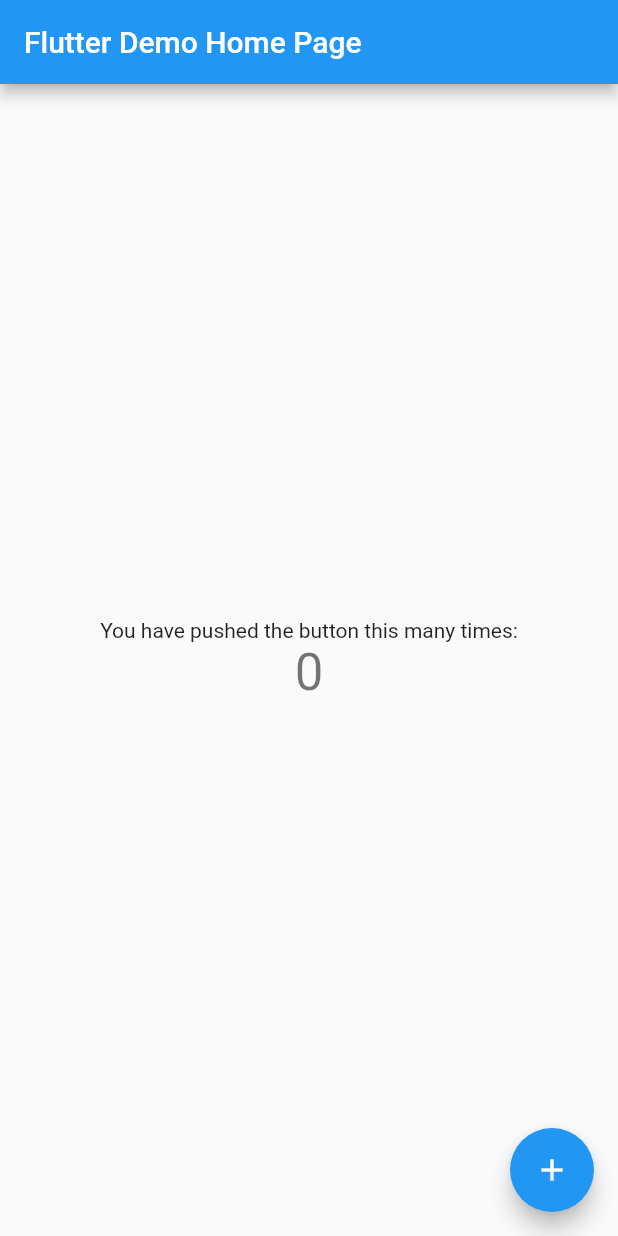
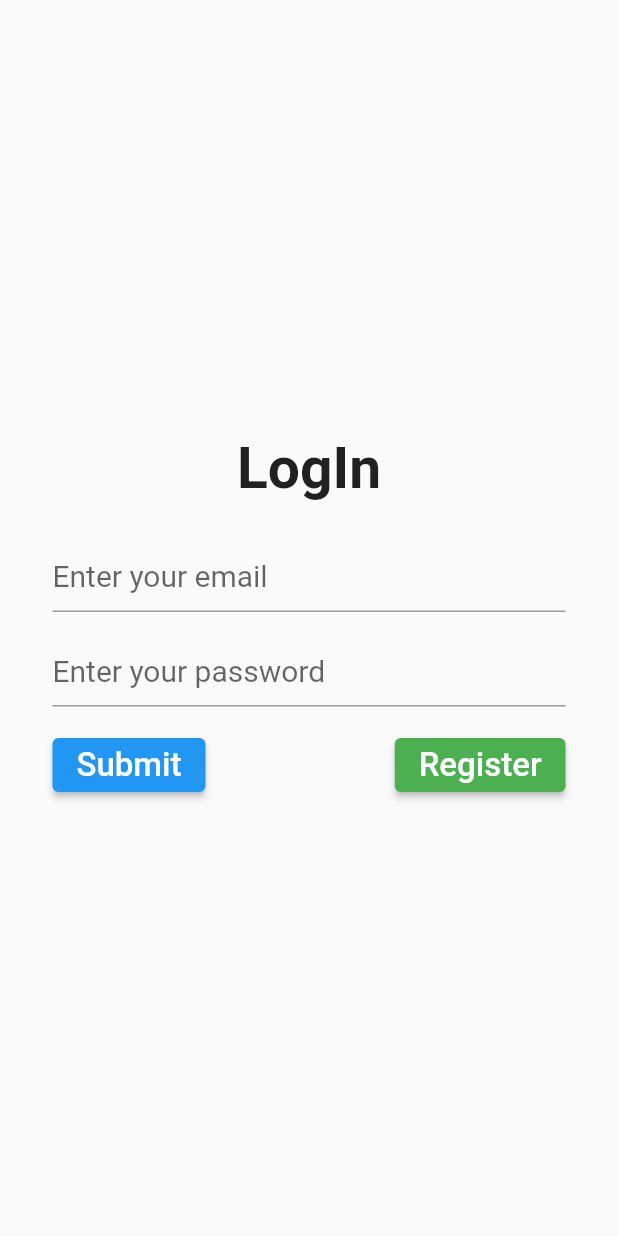
Before and after one commit to dhruvroytalukdar/geotrackerapp, a Flutter app: the screen it shows after launch, on a phone screen of 412 x 824 dp. Run offline on Flutter 3.47's test engine with Material 2 defaults, Android fonts, the phone set to English and light mode, and no system bars; our stand-ins replace firebase_auth, firebase_core, geolocator, google_maps_flutter; accounts and stored records are empty.

Commit message:
firebase added , login implemented

```diff
--- /dev/null
+++ b/lib/components/login_screen/content_section.dart
@@ -0,0 +1,59 @@
+import 'package:flutter/material.dart';
+import 'package:geotrackerapp/components/login_screen/form_section.dart';
+import 'package:geotrackerapp/components/login_screen/top_section.dart';
+
+class ContentSection extends StatefulWidget {
+  const ContentSection({Key? key}) : super(key: key);
+
+  @override
+  State<ContentSection> createState() => _ContentSectionState();
+}
+
+class _ContentSectionState extends State<ContentSection> {
+  TextEditingController emailController = TextEditingController();
+  TextEditingController passwordController = TextEditingController();
+  bool isSubmitting = false;
+  String? error;
+
+  @override
+  void dispose() {
+    // Clean up the controller when the widget is disposed.
+    emailController.dispose();
+    passwordController.dispose();
+    super.dispose();
+  }
+
+  changeState(String? errorText) {
+    setState(() {
+      isSubmitting = !isSubmitting;
+      error = errorText;
+    });
+  }
+
+  @override
+  Widget build(BuildContext context) {
+    return SafeArea(
+      child: SizedBox(
+        height: double.infinity,
+        width: double.infinity,
+        child: Padding(
+          padding: const EdgeInsets.symmetric(horizontal: 35.0),
+          child: Column(
+            mainAxisAlignment: MainAxisAlignment.center,
+            crossAxisAlignment: CrossAxisAlignment.center,
+            children: [
+              if (!isSubmitting) TopComponent(error: error),
+              if (!isSubmitting)
+                FormComponent(
+                  emailController: emailController,
+                  passwordController: passwordController,
+                  changeState: changeState,
+                ),
+              if (isSubmitting) const CircularProgressIndicator(),
+            ],
+          ),
+        ),
+      ),
+    );
+  }
+}
--- /dev/null
+++ b/lib/components/login_screen/form_section.dart
@@ -0,0 +1,136 @@
+import 'package:firebase_auth/firebase_auth.dart';
+import 'package:flutter/material.dart';
+
+class FormComponent extends StatefulWidget {
+  final TextEditingController emailController;
+  final TextEditingController passwordController;
+  final Function changeState;
+  const FormComponent({
+    Key? key,
+    required this.emailController,
+    required this.passwordController,
+    required this.changeState,
+  }) : super(key: key);
+
+  @override
+  State<FormComponent> createState() => _FormComponentState();
+}
+
+class _FormComponentState extends State<FormComponent> {
+  final _formKey = GlobalKey<FormState>();
+  String? error;
+
+  setError(String? text) {
+    widget.changeState(text);
+  }
+
+  @override
+  Widget build(BuildContext context) {
+    return Form(
+      key: _formKey,
+      child: Column(
+        children: [
+          TextFormField(
+            controller: widget.emailController,
+            decoration: const InputDecoration(
+              hintText: 'Enter your email',
+            ),
+            style: const TextStyle(fontSize: 20.0),
+            validator: (String? text) {
+              if (text == null || text.isEmpty) {
+                return "The field is empty";
+              }
+              bool emailValid = RegExp(
+                      r"^[a-zA-Z0-9.a-zA-Z0-9.!#$%&'*+-/=?^_`{|}~]+@[a-zA-Z0-9]+\.[a-zA-Z]+")
+                  .hasMatch(text);
+              if (emailValid == false) {
+                return "The value is not a valid email";
+              }
+              return null;
+            },
+          ),
+          const SizedBox(
+            height: 15.0,
+          ),
+          TextFormField(
+            controller: widget.passwordController,
+            decoration: const InputDecoration(
+              hintText: 'Enter your password',
+            ),
+            style: const TextStyle(fontSize: 20.0),
+            validator: (String? text) {
+              if (text == null || text.isEmpty) {
+                return "The field is empty";
+              }
+              if (text.length < 6) {
+                return "Please enter a password of minimum length 6";
+              }
+              return null;
+            },
+          ),
+          const SizedBox(
+            height: 15.0,
+          ),
+          Row(
+            mainAxisAlignment: MainAxisAlignment.spaceBetween,
+            children: [
+              ElevatedButton(
+                onPressed: () async {
+                  if (_formKey.currentState!.validate()) {
+                    // If the form is valid, display a snackbar. In the real world,
+                    // you'd often call a server or save the information in a database.
+
+                    widget.changeState(null);
+                    String? temp;
+                    try {
+                      await FirebaseAuth.instance.signInWithEmailAndPassword(
+                        email: widget.emailController.text,
+                        password: widget.passwordController.text,
+                      );
+                      temp = null;
+                    } on FirebaseAuthException catch (e) {
+                      if (e.code == 'weak-password') {
+                        print('The password provided is too weak.');
+                        temp = 'The password provided is too weak.';
+                      } else if (e.code == 'email-already-in-use') {
+                        print('The account already exists for that email.');
+                        temp = 'The account already exists for that email.';
+                      } else if (e.code == "user-not-found") {
+                        print('The account does not exists.');
+                        temp = 'The account does not exists.';
+                      }
+                    } catch (e) {
+                      print(e.toString());
+                      temp = e.toString();
+                    }
+                    widget.changeState(temp);
+                  }
+                },
+                child: const Text(
+                  "Submit",
+                  style: TextStyle(
+                    fontSize: 22.0,
+                  ),
+                ),
+              ),
+              ElevatedButton(
+                onPressed: () {
+                  Navigator.pushNamed(context, '/register');
+                },
+                style: ElevatedButton.styleFrom(
+                  primary: Colors.green,
+                ),
+                child: const Text(
+                  "Register",
+                  style: TextStyle(
+                    fontSize: 22.0,
+                  ),
+                ),
+              ),
+            ],
+          )
+        ],
+      ),
+    );
+  }
+}
--- /dev/null
+++ b/lib/components/login_screen/top_section.dart
@@ -0,0 +1,60 @@
+import 'package:flutter/material.dart';
+
+class TopComponent extends StatefulWidget {
+  final String? error;
+  const TopComponent({Key? key, required this.error}) : super(key: key);
+
+  @override
+  State<TopComponent> createState() => _TopComponentState();
+}
+
+class _TopComponentState extends State<TopComponent> {
+  @override
+  Widget build(BuildContext context) {
+    return Column(
+      children: [
+        const Text(
+          "LogIn",
+          style: TextStyle(
+            fontSize: 38.0,
+            fontWeight: FontWeight.bold,
+          ),
+        ),
+        const SizedBox(
+          height: 25.0,
+        ),
+        if (widget.error != null && widget.error!.isNotEmpty)
+          Padding(
+            padding: const EdgeInsets.only(bottom: 25.0),
+            child: Container(
+              decoration: BoxDecoration(
+                color: Colors.red[100],
+                border: Border.all(
+                  color: Colors.red,
+                  width: 2.0,
+                ),
+              ),
+              child: Padding(
+                padding: const EdgeInsets.all(8.0),
+                child: Row(
+                  mainAxisAlignment: MainAxisAlignment.spaceBetween,
+                  children: [
+                    const Icon(
+                      Icons.warning,
+                      color: Colors.orange,
+                    ),
+                    Text(
+                      widget.error!,
+                      style: const TextStyle(
+                        fontSize: 20.0,
+                      ),
+                    ),
+                  ],
+                ),
+              ),
+            ),
+          ),
+      ],
+    );
+  }
+}
--- a/lib/main.dart
+++ b/lib/main.dart
@@ -1,6 +1,16 @@
 import 'package:flutter/material.dart';
+import 'package:geotrackerapp/screens/decider_screen.dart';
+import 'package:geotrackerapp/screens/home_screen.dart';
+import 'package:firebase_core/firebase_core.dart';
+import 'package:geotrackerapp/screens/login_screen.dart';
+import 'package:geotrackerapp/screens/register_screen.dart';
+import 'firebase_options.dart';
 
-void main() {
+void main() async {
+  WidgetsFlutterBinding.ensureInitialized();
+  await Firebase.initializeApp(
+    options: DefaultFirebaseOptions.currentPlatform,
+  );
   runApp(const MyApp());
 }
 
@@ -13,103 +23,16 @@
     return MaterialApp(
       title: 'Flutter Demo',
       theme: ThemeData(
-        // This is the theme of your application.
-        //
-        // Try running your application with "flutter run". You'll see the
-        // application has a blue toolbar. Then, without quitting the app, try
-        // changing the primarySwatch below to Colors.green and then invoke
-        // "hot reload" (press "r" in the console where you ran "flutter run",
-        // or simply save your changes to "hot reload" in a Flutter IDE).
-        // Notice that the counter didn't reset back to zero; the application
-        // is not restarted.
         primarySwatch: Colors.blue,
       ),
-      home: const MyHomePage(title: 'Flutter Demo Home Page'),
+      debugShowCheckedModeBanner: false,
+      initialRoute: '/decider',
+      routes: {
+        '/home': (context) => const HomeScreen(),
+        '/decider': (context) => const DeciderScreen(),
+        '/register': (context) => const RegisterScreen(),
+        '/login': (context) => const LoginScreen(),
+      },
     );
   }
 }
-
-class MyHomePage extends StatefulWidget {
-  const MyHomePage({Key? key, required this.title}) : super(key: key);
-
-  // This widget is the home page of your application. It is stateful, meaning
-  // that it has a State object (defined below) that contains fields that affect
-  // how it looks.
-
-  // This class is the configuration for the state. It holds the values (in this
-  // case the title) provided by the parent (in this case the App widget) and
-  // used by the build method of the State. Fields in a Widget subclass are
-  // always marked "final".
-
-  final String title;
-
-  @override
-  State<MyHomePage> createState() => _MyHomePageState();
-}
-
-class _MyHomePageState extends State<MyHomePage> {
-  int _counter = 0;
-
-  void _incrementCounter() {
-    setState(() {
-      // This call to setState tells the Flutter framework that something has
-      // changed in this State, which causes it to rerun the build method below
-      // so that the display can reflect the updated values. If we changed
-      // _counter without calling setState(), then the build method would not be
-      // called again, and so nothing would appear to happen.
-      _counter++;
-    });
-  }
-
-  @override
-  Widget build(BuildContext context) {
-    // This method is rerun every time setState is called, for instance as done
-    // by the _incrementCounter method above.
-    //
-    // The Flutter framework has been optimized to make rerunning build methods
-    // fast, so that you can just rebuild anything that needs updating rather
-    // than having to individually change instances of widgets.
-    return Scaffold(
-      appBar: AppBar(
-        // Here we take the value from the MyHomePage object that was created by
-        // the App.build method, and use it to set our appbar title.
-        title: Text(widget.title),
-      ),
-      body: Center(
-        // Center is a layout widget. It takes a single child and positions it
-        // in the middle of the parent.
-        child: Column(
-          // Column is also a layout widget. It takes a list of children and
-          // arranges them vertically. By default, it sizes itself to fit its
-          // children horizontally, and tries to be as tall as its parent.
-          //
-          // Invoke "debug painting" (press "p" in the console, choose the
-          // "Toggle Debug Paint" action from the Flutter Inspector in Android
-          // Studio, or the "Toggle Debug Paint" command in Visual Studio Code)
-          // to see the wireframe for each widget.
-          //
-          // Column has various properties to control how it sizes itself and
-          // how it positions its children. Here we use mainAxisAlignment to
-          // center the children vertically; the main axis here is the vertical
-          // axis because Columns are vertical (the cross axis would be
-          // horizontal).
-          mainAxisAlignment: MainAxisAlignment.center,
-          children: <Widget>[
-            const Text(
-              'You have pushed the button this many times:',
-            ),
-            Text(
-              '$_counter',
-              style: Theme.of(context).textTheme.headline4,
-            ),
-          ],
-        ),
-      ),
-      floatingActionButton: FloatingActionButton(
-        onPressed: _incrementCounter,
-        tooltip: 'Increment',
-        child: const Icon(Icons.add),
-      ), // This trailing comma makes auto-formatting nicer for build methods.
-    );
-  }
-}
--- /dev/null
+++ b/lib/screens/decider_screen.dart
@@ -0,0 +1,34 @@
+import 'package:firebase_auth/firebase_auth.dart';
+import 'package:flutter/material.dart';
+import 'package:geotrackerapp/screens/home_screen.dart';
+import 'package:geotrackerapp/screens/login_screen.dart';
+
+class DeciderScreen extends StatelessWidget {
+  const DeciderScreen({Key? key}) : super(key: key);
+
+  @override
+  Widget build(BuildContext context) {
+    final authInstance = FirebaseAuth.instance;
+
+    return StreamBuilder<User?>(
+      stream: authInstance.authStateChanges(),
+      builder: (BuildContext context, AsyncSnapshot<User?> snapshot) {
+        if (snapshot.connectionState == ConnectionState.active) {
+          if (snapshot.data?.uid == null) {
+            print("hello");
+            return const LoginScreen();
+          } else {
+            print("hello home");
+            return const HomeScreen();
+          }
+        } else {
+          return const Scaffold(
+            body: Center(
+              child: CircularProgressIndicator(),
+            ),
+          );
+        }
+      }, //Auth stream
+    );
+  }
+}
--- /dev/null
+++ b/lib/screens/login_screen.dart
@@ -0,0 +1,13 @@
+import 'package:flutter/material.dart';
+import 'package:geotrackerapp/components/login_screen/content_section.dart';
+
+class LoginScreen extends StatelessWidget {
+  const LoginScreen({Key? key}) : super(key: key);
+
+  @override
+  Widget build(BuildContext context) {
+    return const Scaffold(
+      body: ContentSection(),
+    );
+  }
+}
```
Also changed, not shown: lib/components/register_screen/content_section.dart (added, +96 -0 lines), lib/screens/home_screen.dart (added, +87 -0 lines), lib/screens/register_screen.dart (added, +13 -0 lines), lib/utils/location.dart (added, +44 -0 lines), pubspec.yaml (+6 -3 lines), lib/firebase_options.dart (added), pubspec.lock, 7 other files.
